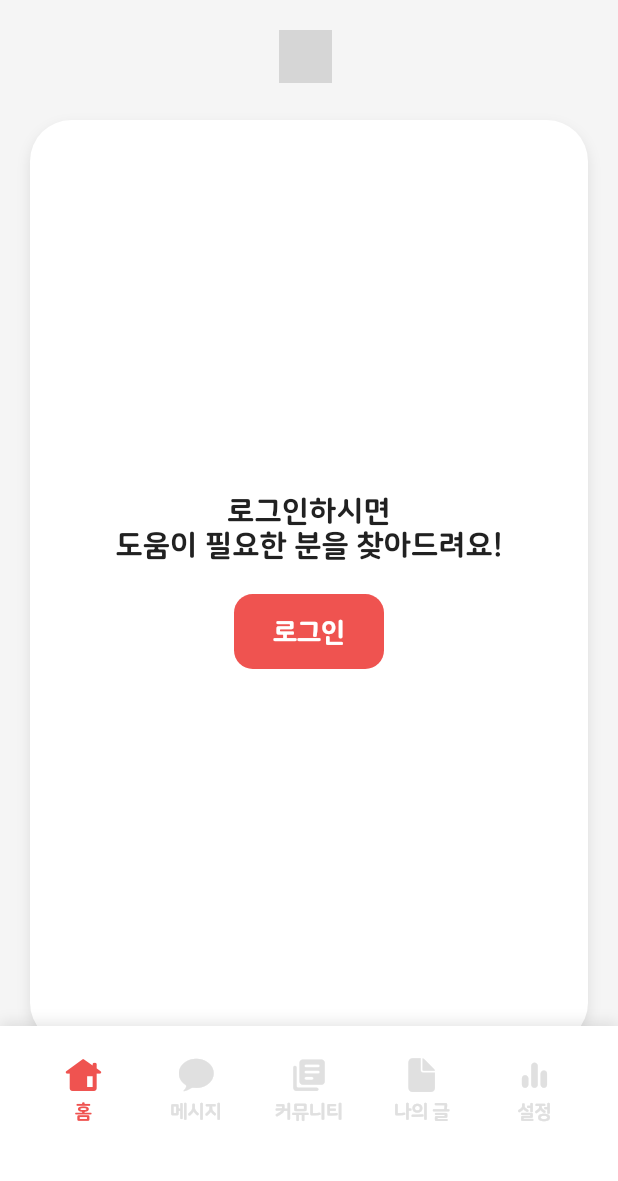
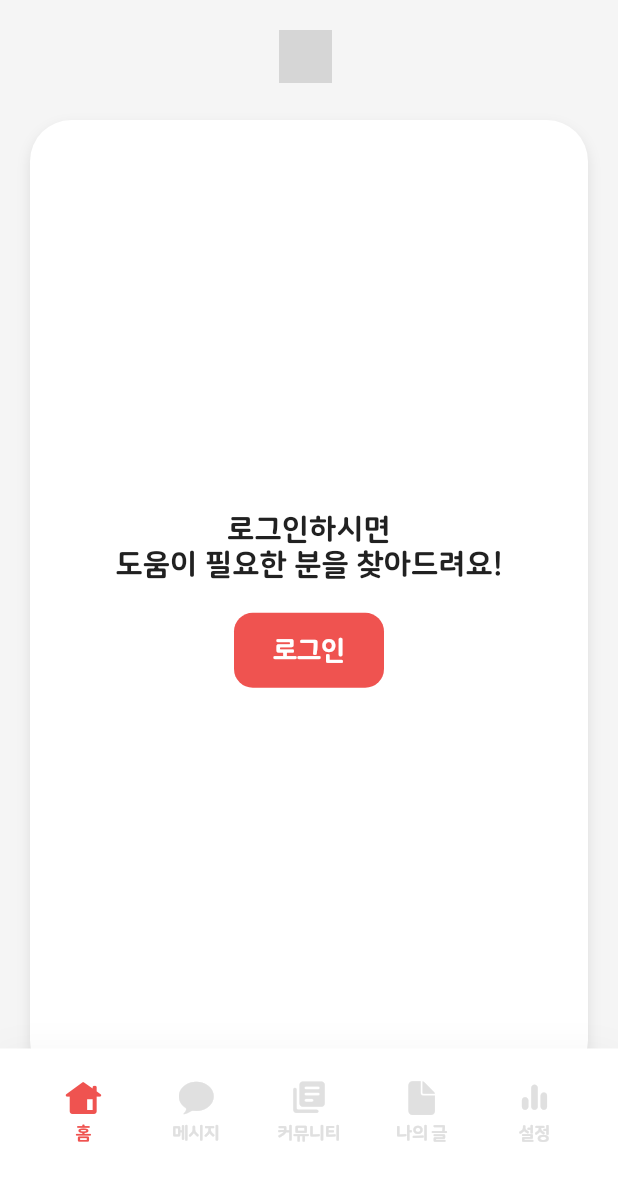
Before and after one commit to GC210GP/flutter-app, a Flutter app: the screen it shows after launch, on a phone screen of 412 x 824 dp. Shown: the top 1181 px of the screen. Run offline on Flutter 3.47's test engine with Material 2 defaults, Android fonts, the phone set to English and light mode, and no system bars; drawn by our look-alikes of carousel_slider; our stand-ins replace cloud_firestore, firebase_core, firebase_messaging, flutter_local_notifications, fluttertoast, image_picker and 2 more; missing offline and left inert: jwt_decode; accounts and stored records are empty; grey boxes are pictures that could not be loaded.

Commit message:
하단 네비게이션 바 사이즈 수정

```diff
--- a/lib/view/home/home_view.dart
+++ b/lib/view/home/home_view.dart
@@ -76,7 +76,7 @@ class _HomeViewState extends State<HomeView> {
               ///
               /// Safe area for BottomNavigation
               if (MediaQuery.of(context).viewInsets.bottom <= 0.0)
-                SizedBox(height: Platform.isIOS ? 115 - 7 : 95 - 7),
+                SizedBox(height: Platform.isIOS ? 100 - 7 : 80 - 7),
             ],
           ),
 
@@ -84,7 +84,7 @@ class _HomeViewState extends State<HomeView> {
           /// BottomNavigation
           Positioned.fill(
             top: MediaQuery.of(context).size.height -
-                (Platform.isIOS ? 115 + 45 : 95 + 45),
+                (Platform.isIOS ? 100 + 45 : 80 + 45),
             child: CustomBottomNavigation(
               index: pageIdx,
               controller: controller,
--- a/lib/view/home/suggest_page.dart
+++ b/lib/view/home/suggest_page.dart
@@ -203,7 +203,7 @@ class CaroselItemLayout extends StatelessWidget {
       children: [
         Expanded(
           child: Padding(
-            padding: const EdgeInsets.all(20.0),
+            padding: const EdgeInsets.fromLTRB(20, 20, 20, 10),
             child: ShadowBox(child: child),
           ),
         ),
--- a/lib/widget/bottom_navigation.dart
+++ b/lib/widget/bottom_navigation.dart
@@ -1,6 +1,7 @@
 import 'dart:io';
 
 import 'package:app/util/theme/colors.dart';
+import 'package:app/util/theme/font.dart';
 import 'package:flutter/cupertino.dart';
 import 'package:flutter/material.dart';
 
@@ -29,20 +30,20 @@ class _CustomBottomNavigationState extends State<CustomBottomNavigation> {
     return Container(
       alignment: Alignment.center,
       padding: const EdgeInsets.only(top: 20.0),
-      decoration: BoxDecoration(
+      decoration: const BoxDecoration(
         color: DDColor.widgetBackgroud,
-        borderRadius: Platform.isIOS
-            ? const BorderRadius.only(
-                topLeft: Radius.circular(25),
-                topRight: Radius.circular(25),
-              )
-            : null,
-        boxShadow: const [
+        // borderRadius: Platform.isIOS
+        //     ? const BorderRadius.only(
+        //         topLeft: Radius.circular(25),
+        //         topRight: Radius.circular(25),
+        //       )
+        //     : null,
+        boxShadow: [
           BoxShadow(
-            color: Color.fromRGBO(0, 0, 0, 0.1),
-            offset: Offset(0, -3),
+            color: Color.fromRGBO(0, 0, 0, 0.05),
+            offset: Offset(0, 5),
             spreadRadius: 0.0,
-            blurRadius: 7.0,
+            blurRadius: 20.0,
           )
         ],
       ),
@@ -148,9 +149,9 @@ class BottomIcon extends StatelessWidget {
           Text(
             label,
             style: TextStyle(
-              fontFamily: "NanumSR",
-              fontWeight: FontWeight.w900,
-              fontSize: 13,
+              fontFamily: DDFontFamily.nanumSR,
+              fontWeight: DDFontWeight.extraBold,
+              fontSize: DDFontSize.h6,
               color: index == currIndex ? DDColor.primary : DDColor.disabled,
             ),
           ),
```
